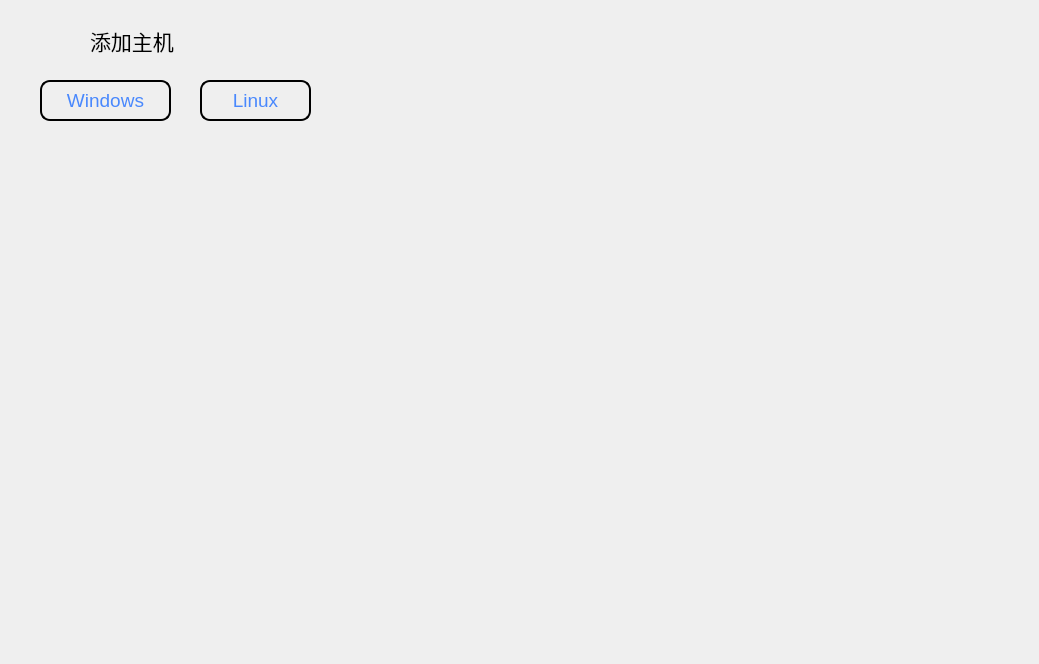
yucahuncha/Mikasa, file add.ui: the form before one commit.
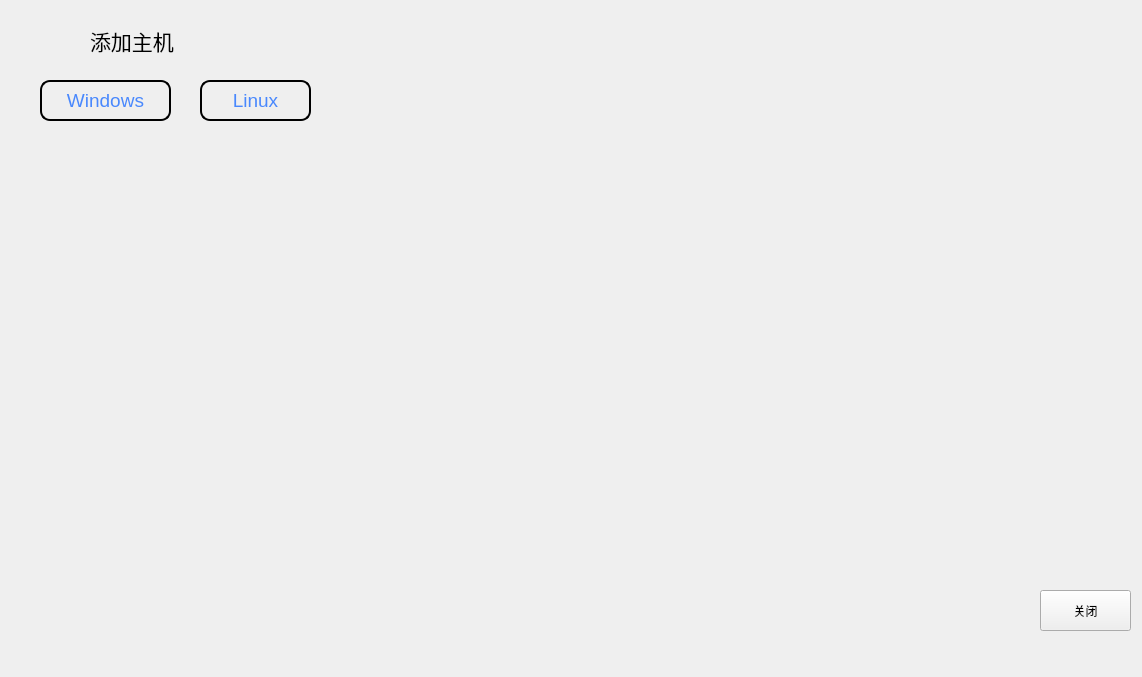
The form after the commit. Icons and pictures are not drawn.

Diff of the .ui file:
```diff
--- a/add.ui
+++ b/add.ui
@@ -6,8 +6,8 @@
    <rect>
     <x>0</x>
     <y>0</y>
-    <width>1039</width>
-    <height>664</height>
+    <width>1142</width>
+    <height>677</height>
    </rect>
   </property>
   <property name="windowTitle">
@@ -131,6 +131,19 @@
     <string notr="true">image: url(:/new/logo/img/add.png);</string>
    </property>
   </widget>
+  <widget class="QPushButton" name="pushButton">
+   <property name="geometry">
+    <rect>
+     <x>1040</x>
+     <y>590</y>
+     <width>91</width>
+     <height>41</height>
+    </rect>
+   </property>
+   <property name="text">
+    <string>关闭</string>
+   </property>
+  </widget>
  </widget>
  <resources/>
  <connections/>
```
Left out of the diff: 21 changed lines with no effect on the pictures.
